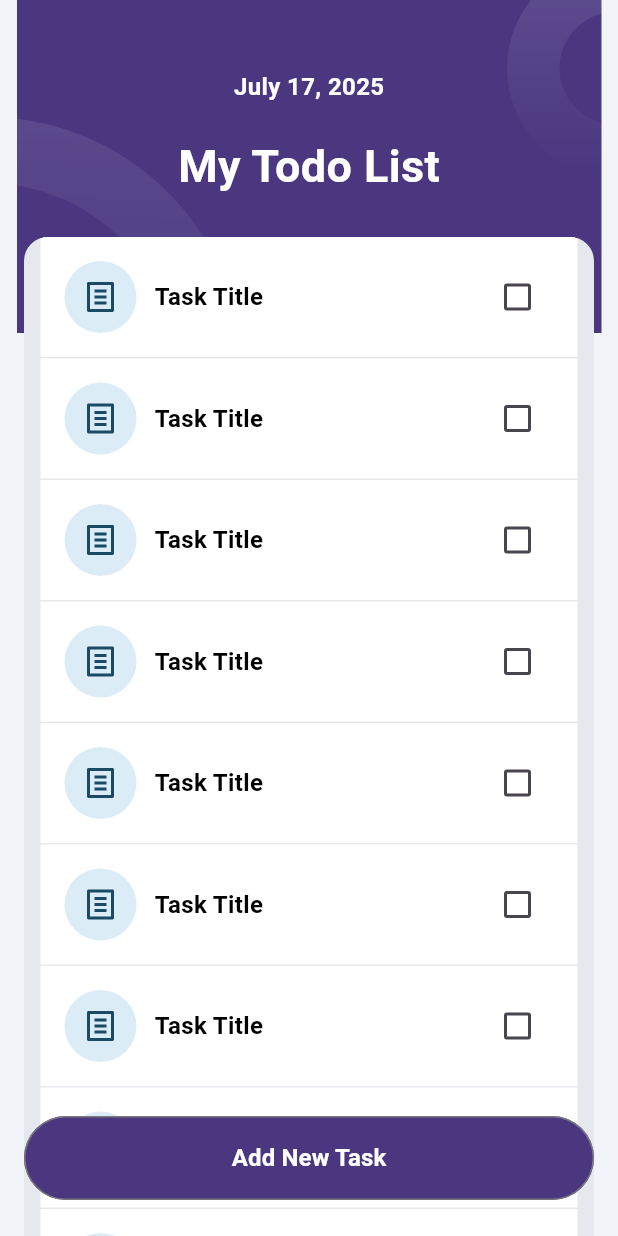
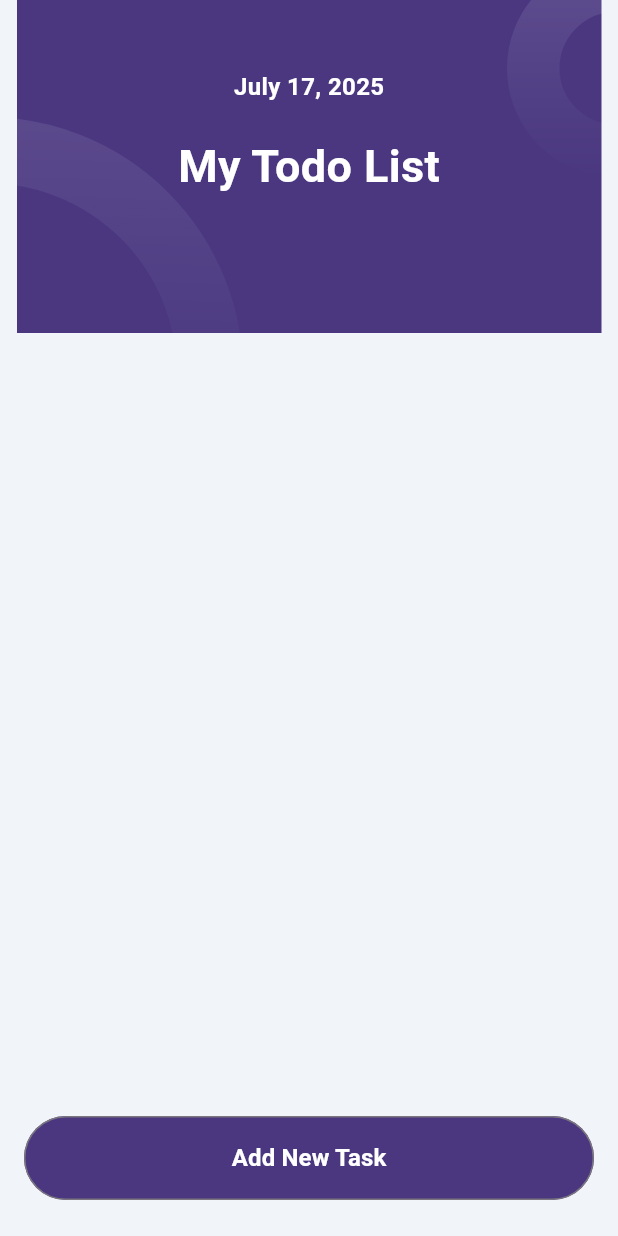
Before and after one commit to anhkien7780/todo_app, a Flutter app: the screen it shows after launch, on a phone screen of 412 x 824 dp. Run offline on Flutter 3.47's test engine with Material 3 defaults, Android fonts, the phone set to English and light mode, and no system bars; our stand-ins replace flutter_svg.

Commit message:
fix: Unable to found TodosViewModel when save button pressed

```diff
--- a/lib/main.dart
+++ b/lib/main.dart
@@ -1,8 +1,6 @@
 import 'package:flutter/material.dart';
 import 'package:provider/provider.dart';
-import 'package:todo_app/screens/add_new_task_screen.dart';
 import 'package:todo_app/screens/todos_screen.dart';
-import 'package:todo_app/view_models/add_new_task_view_model.dart';
 import 'package:todo_app/view_models/todos_view_model.dart';
 
 void main() {
--- a/lib/screens/add_new_task_screen.dart
+++ b/lib/screens/add_new_task_screen.dart
@@ -1,9 +1,11 @@
 import 'package:flutter/material.dart';
 import 'package:provider/provider.dart';
 import 'package:todo_app/view_models/add_new_task_view_model.dart';
+import 'package:todo_app/view_models/todos_view_model.dart';
 import 'package:todo_app/widgets/custom_text_field.dart';
 import 'package:todo_app/widgets/svg_image.dart';
 
+import '../models/todo.dart';
 import '../widgets/add_new_task_screen_header.dart';
 import '../widgets/category_selector.dart';
 
@@ -32,7 +34,11 @@ class AddNewTaskScreen extends StatelessWidget {
                 height: 56,
                 child: OutlinedButton(
                   onPressed: () {
-
+                    AddNewTaskViewModel viewModel = context
+                        .read<AddNewTaskViewModel>();
+                    Todo todo = viewModel.todo;
+                    viewModel.todosViewModel.addNewTodo(todo);
+                    Navigator.pop(context);
                   },
                   style: ButtonStyle(
                     backgroundColor: WidgetStatePropertyAll(Color(0xff4A3780)),
@@ -79,7 +85,9 @@ class AddNewTaskScreen extends StatelessWidget {
                     hint: "Date",
                     title: "Date",
                     onChange: (value) {
-                      context.read<AddNewTaskViewModel>().updateOnly(date: value);
+                      context.read<AddNewTaskViewModel>().updateOnly(
+                        date: value,
+                      );
                     },
                     width: 175,
                     suffixIcon: IconButton(
@@ -98,7 +106,9 @@ class AddNewTaskScreen extends StatelessWidget {
                     hint: "Time",
                     title: "Time",
                     onChange: (value) {
-                      context.read<AddNewTaskViewModel>().updateOnly(time: value);
+                      context.read<AddNewTaskViewModel>().updateOnly(
+                        time: value,
+                      );
                     },
                     width: 175,
                     suffixIcon: IconButton(
--- a/lib/screens/todos_screen.dart
+++ b/lib/screens/todos_screen.dart
@@ -13,8 +13,11 @@ class TodosScreen extends StatelessWidget {
 
   @override
   Widget build(BuildContext context) {
-    List<Todo> completedTodos = context.read<TodosViewModel>().completedTodos;
-    List<Todo> unCompletedTodos = context.read<TodosViewModel>().completedTodos;
+    final todosViewModel = context.read<TodosViewModel>();
+    List<Todo> completedTodos = context.watch<TodosViewModel>().completedTodos;
+    List<Todo> unCompletedTodos = context
+        .watch<TodosViewModel>()
+        .unCompletedTodos;
 
     return Scaffold(
       backgroundColor: Color(0xffF1F5F9),
@@ -30,49 +33,9 @@ class TodosScreen extends StatelessWidget {
                   padding: EdgeInsets.only(bottom: 100, right: 16, left: 16),
                   addAutomaticKeepAlives: false,
                   children: [
-                    Container(
-                      clipBehavior: Clip.hardEdge,
-                      decoration: BoxDecoration(
-                        color: Color(0xffE5E9ED),
-                        borderRadius: BorderRadius.circular(16),
-                      ),
-                      child: Column(
-                        spacing: 1,
-                        children: List.generate(completedTodos.length, (index) {
-                          return TodoItem(todo: completedTodos[index]);
-                        }),
-                      ),
-                    ),
-                    Padding(
-                      padding: const EdgeInsets.symmetric(vertical: 24),
-                      child: Text(
-                        "Completed",
-                        style: TextStyle(
-                          fontSize: 16,
-                          fontWeight: FontWeight.w600,
-                          color: Colors.black,
-                        ),
-                      ),
-                    ),
-                    Container(
-                      clipBehavior: Clip.hardEdge,
-                      decoration: BoxDecoration(
-                        color: Color(0xffE5E9ED),
-                        borderRadius: BorderRadius.circular(16),
-                      ),
-                      child: Container(
-                        decoration: BoxDecoration(
-                          borderRadius: BorderRadius.circular(16),
-                        ),
-                        child: Column(
-                          children: List.generate(unCompletedTodos.length, (
-                            index,
-                          ) {
-                            return TodoItem(todo: unCompletedTodos[index]);
-                          }),
-                        ),
-                      ),
-                    ),
+                    _buildUncompletedTodoList(unCompletedTodos),
+                    if (completedTodos.isNotEmpty) _buildCompletedSeparator(),
+                    _buildCompletedTodoList(completedTodos),
                   ],
                 ),
               ),
@@ -80,7 +43,17 @@ class TodosScreen extends StatelessWidget {
                 bottom: 24,
                 right: 16,
                 left: 16,
-                child: OutlinedButton(
+                child: _buildAskNewTask(context, todosViewModel),
+              ),
+            ],
+          ),
+        ),
+      ),
+    );
+  }
+
+  Widget _buildAskNewTask(BuildContext context, TodosViewModel todosViewModel) {
+    return OutlinedButton(
       style: ButtonStyle(
         backgroundColor: WidgetStatePropertyAll(Color(0xff4A3780)),
         fixedSize: WidgetStatePropertyAll(Size(358, 56)),
@@ -92,7 +65,8 @@ class TodosScreen extends StatelessWidget {
           useSafeArea: true,
           builder: (context) {
             return ChangeNotifierProvider(
-                          create: (context) => AddNewTaskViewModel(),
+              create: (_) =>
+                  AddNewTaskViewModel(todosViewModel: todosViewModel),
               child: AddNewTaskScreen(),
             );
           },
@@ -106,10 +80,54 @@ class TodosScreen extends StatelessWidget {
           color: Colors.white,
         ),
       ),
+    );
+  }
+
+  Widget _buildUncompletedTodoList(List<Todo> unCompletedTodos) {
+    return Container(
+      clipBehavior: Clip.hardEdge,
+      decoration: BoxDecoration(
+        color: Color(0xffE5E9ED),
+        borderRadius: BorderRadius.circular(16),
+      ),
+      child: Container(
+        decoration: BoxDecoration(borderRadius: BorderRadius.circular(16)),
+        child: Column(
+          children: List.generate(unCompletedTodos.length, (index) {
+            return TodoItem(todo: unCompletedTodos[index]);
+          }),
         ),
       ),
-            ],
+    );
+  }
+
+  Widget _buildCompletedSeparator() {
+    return const Padding(
+      padding: EdgeInsets.symmetric(vertical: 24),
+      child: Text(
+        "Completed",
+        style: TextStyle(
+          fontSize: 16,
+          fontWeight: FontWeight.w600,
+          color: Colors.black,
         ),
+      ),
+    );
+  }
+
+  Widget _buildCompletedTodoList(List<Todo> completedTodos) {
+    return Container(
+      clipBehavior: Clip.hardEdge,
+      decoration: BoxDecoration(
+        color: Color(0xffE5E9ED),
+        borderRadius: BorderRadius.circular(16),
+      ),
+      child: Container(
+        decoration: BoxDecoration(borderRadius: BorderRadius.circular(16)),
+        child: Column(
+          children: List.generate(completedTodos.length, (index) {
+            return TodoItem(todo: completedTodos[index]);
+          }),
         ),
       ),
     );
--- a/lib/view_models/add_new_task_view_model.dart
+++ b/lib/view_models/add_new_task_view_model.dart
@@ -1,9 +1,15 @@
 import 'package:flutter/widgets.dart';
 import 'package:todo_app/models/category.dart';
+import 'package:todo_app/view_models/todos_view_model.dart';
 
 import '../models/todo.dart';
 
 class AddNewTaskViewModel extends ChangeNotifier {
+
+  late final TodosViewModel todosViewModel;
+
+  AddNewTaskViewModel({required this.todosViewModel});
+
   Todo todo = Todo(title: "", category: Category.task, isCompleted: false);
 
   void updateCategory(Category category) {
--- a/lib/view_models/todos_view_model.dart
+++ b/lib/view_models/todos_view_model.dart
@@ -1,39 +1,13 @@
-
 import 'package:flutter/widgets.dart';
-import 'package:todo_app/models/category.dart';
 import 'package:todo_app/models/todo.dart';
 
-class TodosViewModel extends ChangeNotifier{
-  List<Todo> completedTodos = <Todo>[
-    Todo(title: "Task Title", category: Category.task, isCompleted: true),
-    Todo(title: "Task Title", category: Category.task, isCompleted: true),
-    Todo(title: "Task Title", category: Category.task, isCompleted: true),
-    Todo(title: "Task Title", category: Category.task, isCompleted: true),
-    Todo(title: "Task Title", category: Category.task, isCompleted: true),
-    Todo(title: "Task Title", category: Category.task, isCompleted: true),
-    Todo(title: "Task Title", category: Category.task, isCompleted: true),
-    Todo(title: "Task Title", category: Category.task, isCompleted: true),
-    Todo(title: "Task Title", category: Category.task, isCompleted: true),
-    Todo(title: "Task Title", category: Category.task, isCompleted: true),
-    Todo(title: "Task Title", category: Category.task, isCompleted: true),
-    Todo(title: "Task Title", category: Category.task, isCompleted: true),
-    Todo(title: "Task Title", category: Category.task, isCompleted: true),
-  ];
+class TodosViewModel extends ChangeNotifier {
+  List<Todo> completedTodos = <Todo>[];
 
+  List<Todo> unCompletedTodos = <Todo>[];
 
-  List<Todo> unCompletedTodos = <Todo>[
-    Todo(title: "Task Title", category: Category.task, isCompleted: false),
-    Todo(title: "Task Title", category: Category.task, isCompleted: false),
-    Todo(title: "Task Title", category: Category.task, isCompleted: false),
-    Todo(title: "Task Title", category: Category.task, isCompleted: false),
-    Todo(title: "Task Title", category: Category.task, isCompleted: false),
-    Todo(title: "Task Title", category: Category.task, isCompleted: false),
-    Todo(title: "Task Title", category: Category.task, isCompleted: false),
-    Todo(title: "Task Title", category: Category.task, isCompleted: false),
-    Todo(title: "Task Title", category: Category.task, isCompleted: false),
-    Todo(title: "Task Title", category: Category.task, isCompleted: false),
-    Todo(title: "Task Title", category: Category.task, isCompleted: false),
-    Todo(title: "Task Title", category: Category.task, isCompleted: false),
-    Todo(title: "Task Title", category: Category.task, isCompleted: false),
-  ];
+  void addNewTodo(Todo todo) {
+    unCompletedTodos.add(todo);
+    notifyListeners();
+  }
 }
```
Lines whose indentation alone changed are shown as unchanged.
